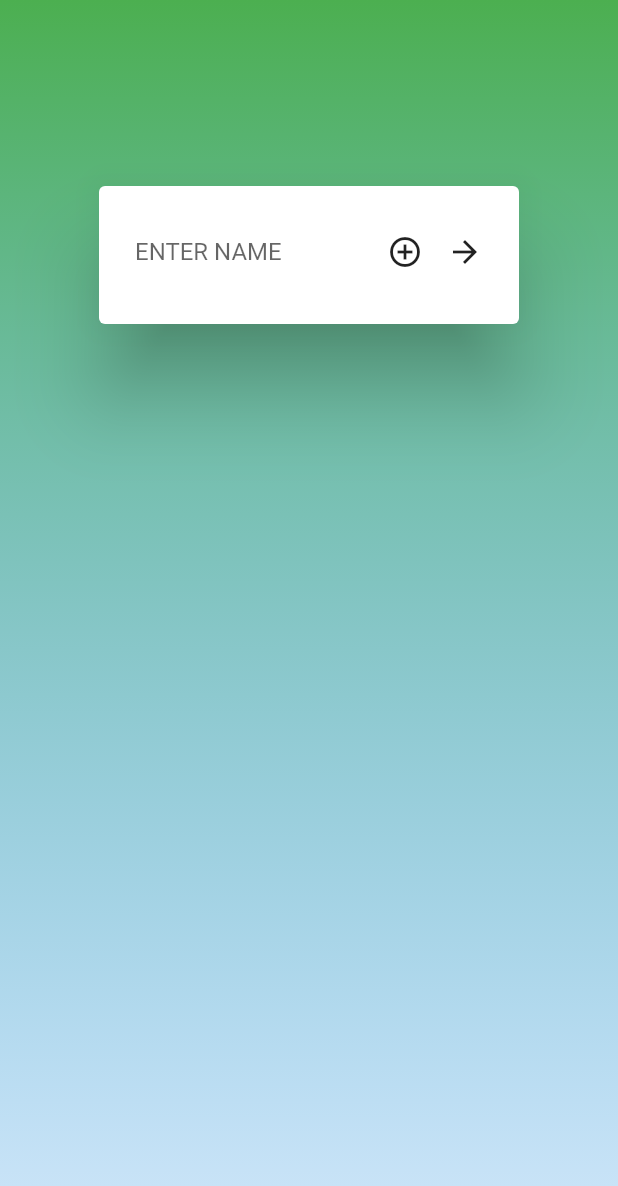
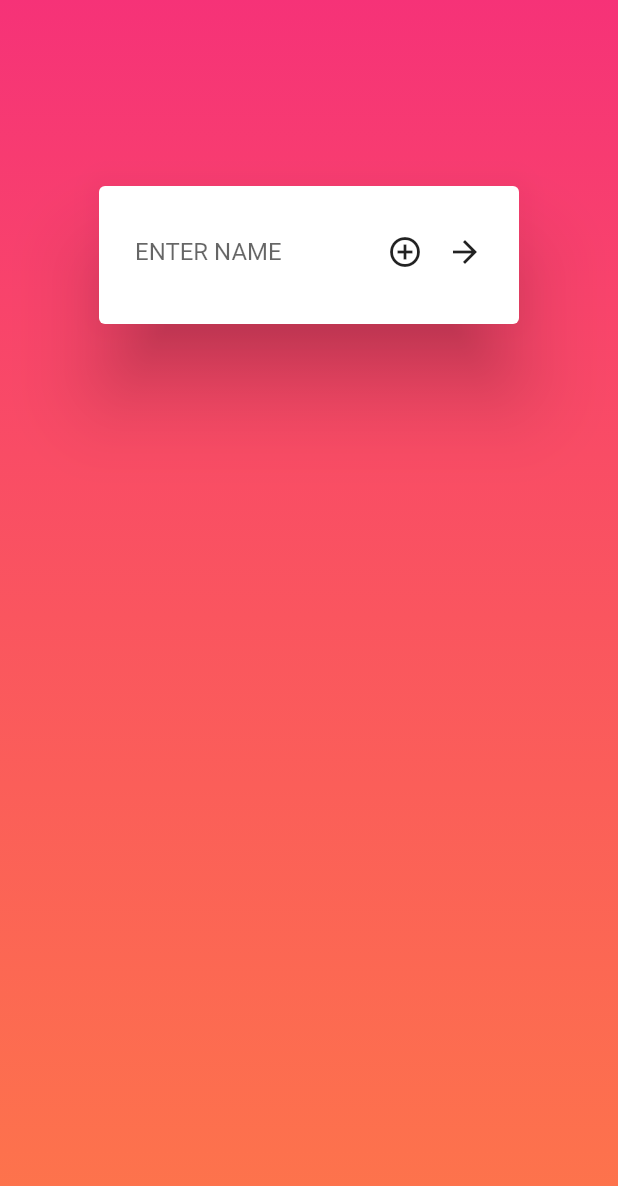
Before and after one commit to SanchitAjmera/NOCONTEXTSPORT, a Flutter app: the screen it shows after launch, on a phone screen of 412 x 824 dp. Shown: the top 1186 px of the screen. Run offline on Flutter 3.47's test engine with Material 2 defaults, Android fonts, the phone set to English and light mode, and no system bars.

Commit message:
changed background colour

```diff
--- a/src/App/noContextSportSpinner/lib/home_page.dart
+++ b/src/App/noContextSportSpinner/lib/home_page.dart
@@ -62,7 +62,7 @@ class _HomePageState extends State<HomePage>
             gradient: LinearGradient(
                 begin: Alignment.topCenter,
                 end: Alignment.bottomCenter,
-                colors: [Colors.green, Colors.blue.withOpacity(0.2)])),
+                colors: [Colors.pinkAccent[400].withOpacity(0.8), Colors.deepOrangeAccent[400].withOpacity(0.7)])),
         child: AnimatedBuilder(
             animation: _ani,
             builder: (context, child) {
--- a/src/App/noContextSportSpinner/lib/main.dart
+++ b/src/App/noContextSportSpinner/lib/main.dart
@@ -36,7 +36,7 @@ class _mainPageState extends State<MainPage> {
             gradient: LinearGradient(
                 begin: Alignment.topCenter,
                 end: Alignment.bottomCenter,
-                colors: [Colors.green, Colors.blue.withOpacity(0.2)])),
+                colors: [Colors.pinkAccent[400].withOpacity(0.8), Colors.deepOrangeAccent[400].withOpacity(0.7)])),
 
         child: new Column(
           children: <Widget>[
--- a/src/App/noContextSportSpinner/lib/question_page.dart
+++ b/src/App/noContextSportSpinner/lib/question_page.dart
@@ -38,7 +38,7 @@ class _QuestionPageState extends State<QuestionPage>
             gradient: LinearGradient(
                 begin: Alignment.topCenter,
                 end: Alignment.bottomCenter,
-                colors: [Colors.green, Colors.blue.withOpacity(0.2)])),
+                colors: [Colors.pinkAccent[400].withOpacity(0.8), Colors.deepOrangeAccent[400].withOpacity(0.7)])),
         child: Center(
           child: new AlertDialog(
             content: Column(
```
